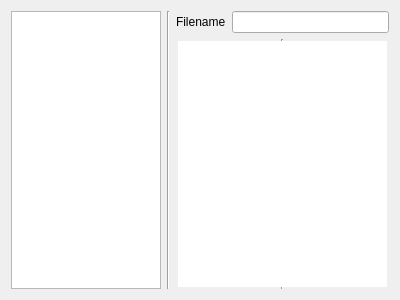
The window that UI/TextEditor.ui (owensss/cminus) describes before a commit, drawn with Qt 5.
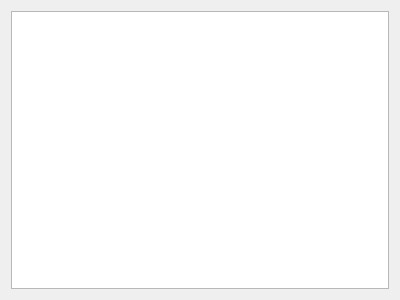
The same window after the commit. Custom widgets are drawn as their Qt base class.

```diff
--- a/UI/TextEditor.ui
+++ b/UI/TextEditor.ui
@@ -15,83 +15,17 @@
   </property>
   <layout class="QHBoxLayout" name="horizontalLayout">
    <item>
-    <widget class="QTreeView" name="listFile">
-     <property name="sizePolicy">
-      <sizepolicy hsizetype="Fixed" vsizetype="Expanding">
-       <horstretch>0</horstretch>
-       <verstretch>0</verstretch>
-      </sizepolicy>
-     </property>
-     <property name="maximumSize">
-      <size>
-       <width>150</width>
-       <height>16777215</height>
-      </size>
-     </property>
-     <property name="frameShape">
-      <enum>QFrame::StyledPanel</enum>
-     </property>
-     <property name="frameShadow">
-      <enum>QFrame::Plain</enum>
-     </property>
-     <property name="indentation">
-      <number>0</number>
-     </property>
-    </widget>
-   </item>
-   <item>
-    <widget class="Line" name="line">
-     <property name="orientation">
-      <enum>Qt::Vertical</enum>
-     </property>
-    </widget>
-   </item>
-   <item>
-    <layout class="QVBoxLayout" name="verticalLayout">
-     <item>
-      <layout class="QHBoxLayout" name="horizontalLayout_2">
-       <item>
-        <widget class="QLabel" name="label">
-         <property name="text">
-          <string>Filename</string>
-         </property>
-        </widget>
-       </item>
-       <item>
-        <widget class="QLineEdit" name="filename">
-         <property name="cursor">
-          <cursorShape>BlankCursor</cursorShape>
-         </property>
-         <property name="focusPolicy">
-          <enum>Qt::NoFocus</enum>
-         </property>
-         <property name="contextMenuPolicy">
-          <enum>Qt::NoContextMenu</enum>
-         </property>
-         <property name="echoMode">
-          <enum>QLineEdit::Normal</enum>
-         </property>
-         <property name="readOnly">
-          <bool>true</bool>
-         </property>
-         <property name="cursorMoveStyle">
-          <enum>Qt::LogicalMoveStyle</enum>
-         </property>
-        </widget>
-       </item>
-      </layout>
-     </item>
-     <item>
-      <widget class="QTextEdit" name="textEdit">
-       <property name="frameShape">
-        <enum>QFrame::VLine</enum>
-       </property>
-      </widget>
-     </item>
-    </layout>
+    <widget class="CodeEditor" name="textEdit"/>
    </item>
   </layout>
  </widget>
+ <customwidgets>
+  <customwidget>
+   <class>CodeEditor</class>
+   <extends>QPlainTextEdit</extends>
+   <header location="global">codeeditor.hpp</header>
+  </customwidget>
+ </customwidgets>
  <resources/>
  <connections/>
 </ui>
```
